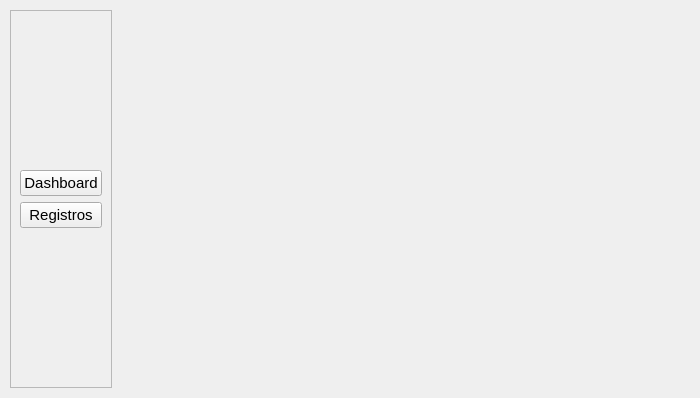
iagoofelipe/Finances, file FinancesApp/src/ui/HomeForm.ui: the form before one commit.
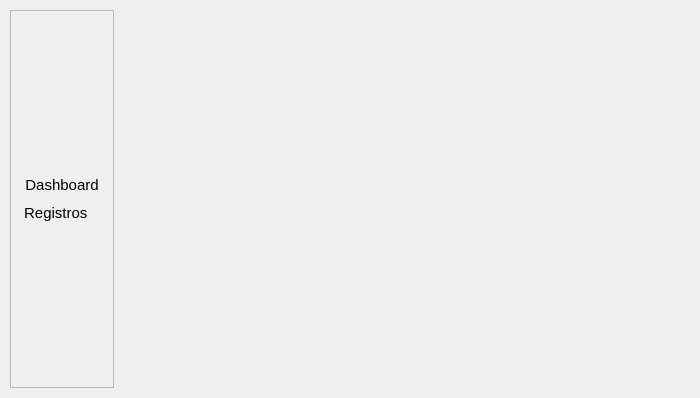
The form after the commit. Icons and pictures are not drawn.

Commit message: área de registros e novos ícones

```diff
--- a/FinancesApp/src/ui/HomeForm.ui
+++ b/FinancesApp/src/ui/HomeForm.ui
@@ -37,6 +37,15 @@
    </property>
    <item>
     <widget class="QFrame" name="frame">
+     <property name="font">
+      <font>
+       <family>Segoe UI</family>
+       <pointsize>11</pointsize>
+      </font>
+     </property>
+     <property name="styleSheet">
+      <string notr="true">QPushButton { background-color: transparent }</string>
+     </property>
      <property name="frameShape">
       <enum>QFrame::StyledPanel</enum>
      </property>
@@ -44,6 +53,9 @@
       <enum>QFrame::Raised</enum>
      </property>
      <layout class="QVBoxLayout" name="verticalLayout">
+      <property name="spacing">
+       <number>2</number>
+      </property>
       <item>
        <spacer name="verticalSpacer">
         <property name="orientation">
@@ -59,15 +71,53 @@
       </item>
       <item>
        <widget class="QPushButton" name="btnDash">
+        <property name="font">
+         <font>
+          <family>Segoe UI</family>
+          <pointsize>11</pointsize>
+         </font>
+        </property>
         <property name="text">
          <string>Dashboard</string>
         </property>
+        <property name="icon">
+         <iconset resource="resource.qrc">
+          <normaloff>:/root/imgs/light-pie.svg</normaloff>:/root/imgs/light-pie.svg</iconset>
+        </property>
+        <property name="iconSize">
+         <size>
+          <width>25</width>
+          <height>25</height>
+         </size>
+        </property>
+        <property name="flat">
+         <bool>true</bool>
+        </property>
        </widget>
       </item>
       <item>
        <widget class="QPushButton" name="btnReg">
+        <property name="font">
+         <font>
+          <family>Segoe UI</family>
+          <pointsize>11</pointsize>
+         </font>
+        </property>
         <property name="text">
-         <string>Registros</string>
+         <string>Registros   </string>
+        </property>
+        <property name="icon">
+         <iconset resource="resource.qrc">
+          <normaloff>:/root/imgs/light-table.svg</normaloff>:/root/imgs/light-table.svg</iconset>
+        </property>
+        <property name="iconSize">
+         <size>
+          <width>25</width>
+          <height>25</height>
+         </size>
+        </property>
+        <property name="flat">
+         <bool>true</bool>
         </property>
        </widget>
       </item>
```
Left out of the diff: 4 changed lines with no effect on the pictures. The commit also changes 22 other files.
